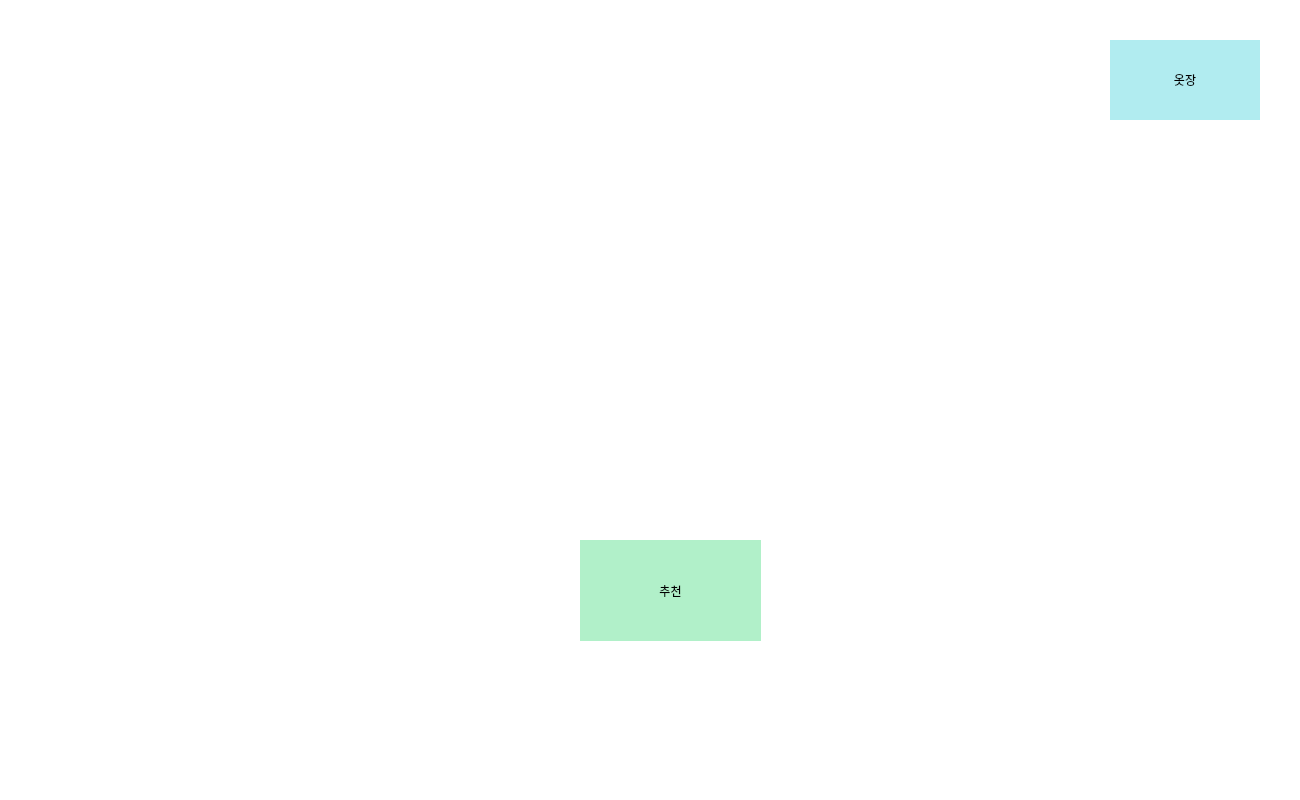
Qt form _uiFile/viewMain.ui (jonga0209/Python_weatherPicker) before a commit.
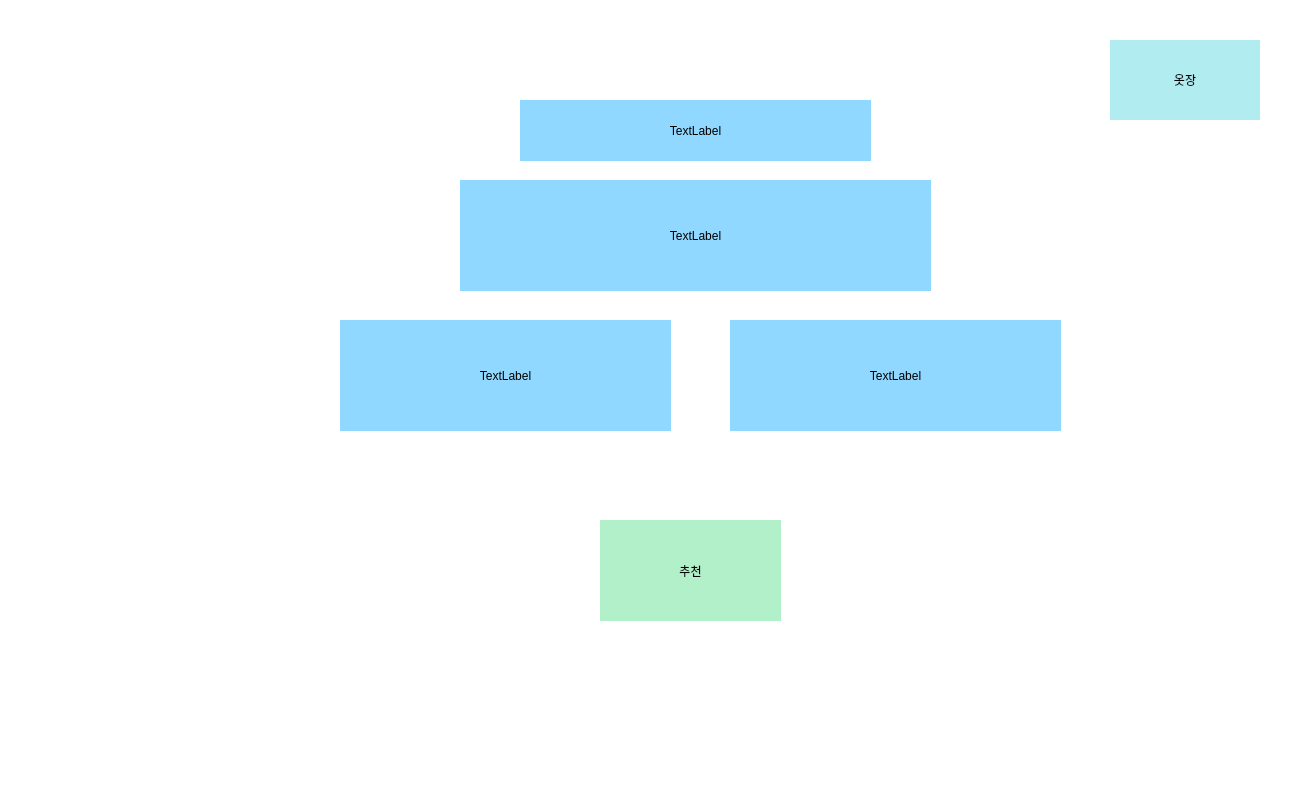
The same form after that commit.

What changed in the file:
```diff
--- a/_uiFile/viewMain.ui
+++ b/_uiFile/viewMain.ui
@@ -10,6 +10,18 @@
     <height>800</height>
    </rect>
   </property>
+  <property name="minimumSize">
+   <size>
+    <width>1300</width>
+    <height>800</height>
+   </size>
+  </property>
+  <property name="maximumSize">
+   <size>
+    <width>1300</width>
+    <height>800</height>
+   </size>
+  </property>
   <property name="windowTitle">
    <string>Dialog</string>
   </property>
@@ -37,8 +49,8 @@
   <widget class="QPushButton" name="btn_reco">
    <property name="geometry">
     <rect>
-     <x>580</x>
-     <y>540</y>
+     <x>600</x>
+     <y>520</y>
      <width>181</width>
      <height>101</height>
     </rect>
@@ -52,17 +64,84 @@
     <string>추천</string>
    </property>
   </widget>
-  <widget class="QTextBrowser" name="testView">
+  <widget class="QLabel" name="label">
    <property name="geometry">
     <rect>
-     <x>430</x>
-     <y>110</y>
-     <width>491</width>
-     <height>281</height>
+     <x>520</x>
+     <y>100</y>
+     <width>351</width>
+     <height>61</height>
     </rect>
    </property>
-   <property name="frameShape">
-    <enum>QFrame::NoFrame</enum>
+   <property name="styleSheet">
+    <string notr="true">background-color: rgb(144, 216, 255);
+font: 25 20pt &quot;나눔바른고딕 Light&quot;;</string>
+   </property>
+   <property name="text">
+    <string>TextLabel</string>
+   </property>
+   <property name="alignment">
+    <set>Qt::AlignCenter</set>
+   </property>
+  </widget>
+  <widget class="QLabel" name="label_2">
+   <property name="geometry">
+    <rect>
+     <x>460</x>
+     <y>180</y>
+     <width>471</width>
+     <height>111</height>
+    </rect>
+   </property>
+   <property name="styleSheet">
+    <string notr="true">background-color: rgb(144, 216, 255);
+font: 25 20pt &quot;나눔바른고딕 Light&quot;;</string>
+   </property>
+   <property name="text">
+    <string>TextLabel</string>
+   </property>
+   <property name="alignment">
+    <set>Qt::AlignCenter</set>
+   </property>
+  </widget>
+  <widget class="QLabel" name="la_state">
+   <property name="geometry">
+    <rect>
+     <x>730</x>
+     <y>320</y>
+     <width>331</width>
+     <height>111</height>
+    </rect>
+   </property>
+   <property name="styleSheet">
+    <string notr="true">background-color: rgb(144, 216, 255);
+font: 25 20pt &quot;나눔바른고딕 Light&quot;;</string>
+   </property>
+   <property name="text">
+    <string>TextLabel</string>
+   </property>
+   <property name="alignment">
+    <set>Qt::AlignCenter</set>
+   </property>
+  </widget>
+  <widget class="QLabel" name="label_4">
+   <property name="geometry">
+    <rect>
+     <x>340</x>
+     <y>320</y>
+     <width>331</width>
+     <height>111</height>
+    </rect>
+   </property>
+   <property name="styleSheet">
+    <string notr="true">background-color: rgb(144, 216, 255);
+font: 25 20pt &quot;나눔바른고딕 Light&quot;;</string>
+   </property>
+   <property name="text">
+    <string>TextLabel</string>
+   </property>
+   <property name="alignment">
+    <set>Qt::AlignCenter</set>
    </property>
   </widget>
  </widget>
```
